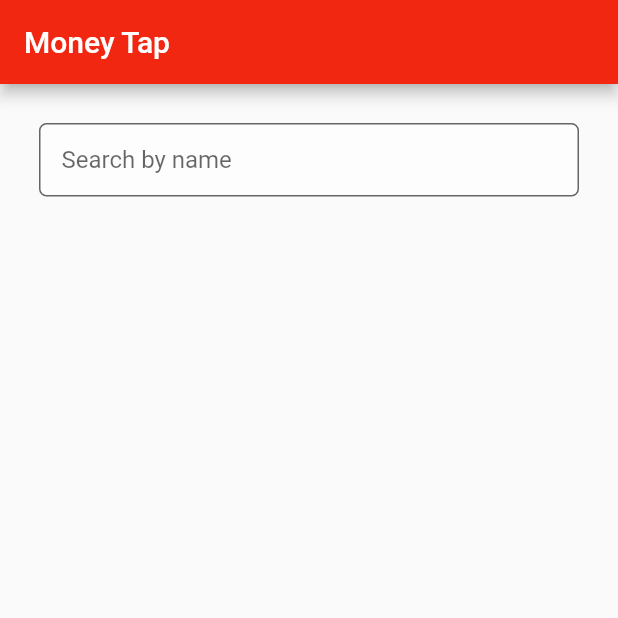
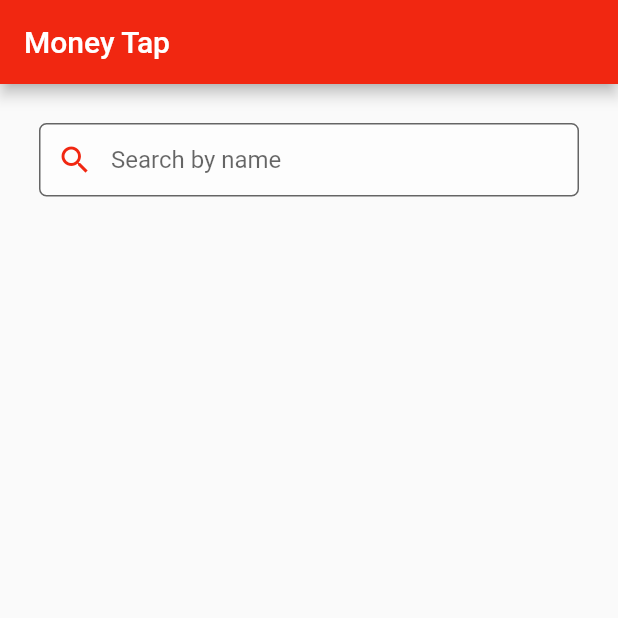
Before and after one commit to mdeepika029/SerachInFlutter, a Flutter app: the screen it shows after launch, on a phone screen of 412 x 824 dp, the top half of it. Run offline on Flutter 3.47's test engine with Material 2 defaults, Android fonts, the phone set to English and light mode, and no system bars; our stand-ins replace dio, rxdart.

Commit message:
Search icon

```diff
--- a/lib/screens/home_page.dart
+++ b/lib/screens/home_page.dart
@@ -203,6 +203,7 @@ class _MyHomePageState extends State<MyHomePage> {
   Widget searchTF() {
     return TextField(
       decoration: InputDecoration(
+        prefixIcon: Icon(Icons.search,color:  Color(0xFFF12711),),
         border: OutlineInputBorder(
           borderRadius: const BorderRadius.all(
             const Radius.circular(
```
